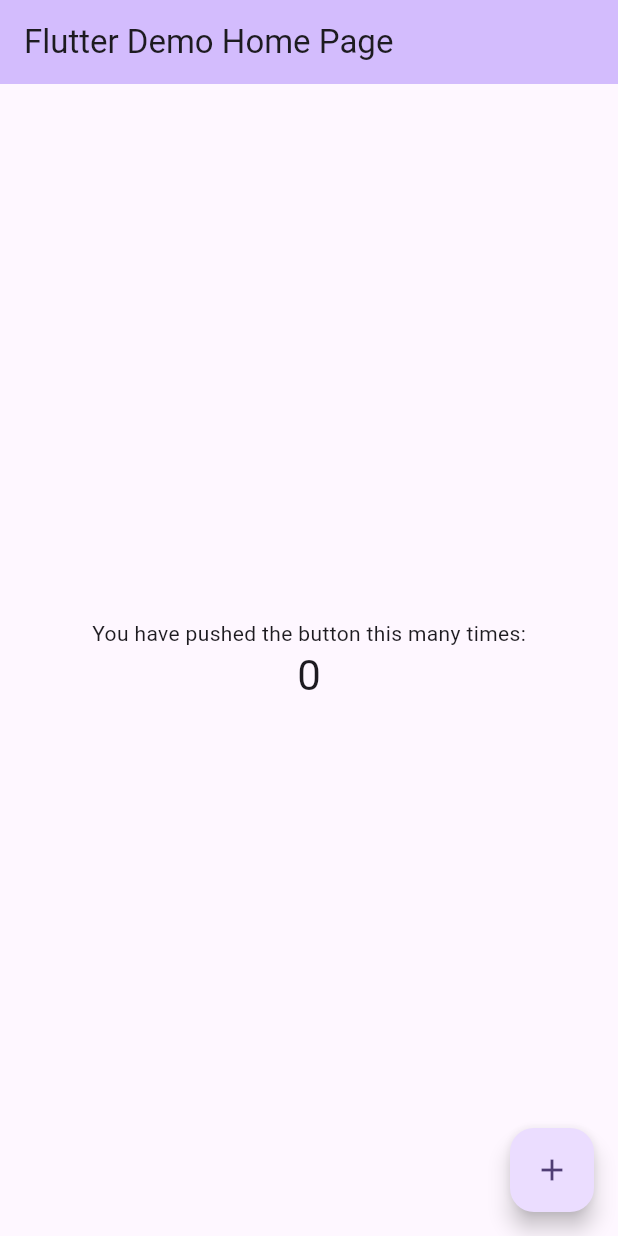
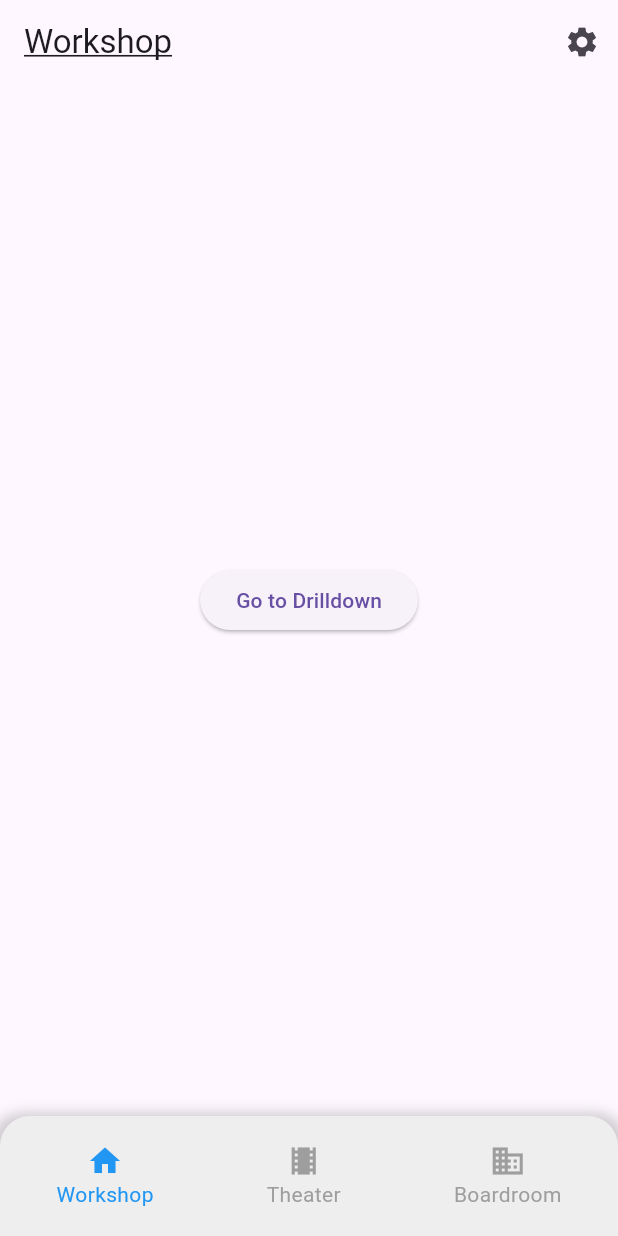
Before and after one commit to anhadarora/Svaha, a Flutter app: the screen it shows after launch, on a phone screen of 412 x 824 dp. Run offline on Flutter 3.47's test engine with Material 3 defaults, Android fonts, the phone set to English and light mode, and no system bars.

Commit message:
feat: Implement multi-stack navigation and breadcrumbs
This commit introduces a multi-stack navigation system with a bottom navigation bar and breadcrumbs.

- Replaced the default counter app with a multi-tab interface.
- Implemented a stateful navigation system that preserves the navigation stack for each tab.
- Added a custom app bar with breadcrumb navigation to show the user's location within the navigation stack.
- Fixed a bug where redundant Navigator.push calls were causing navigation issues.
- Added new screens and widgets to support the new navigation structure.

```diff
--- a/swaha/lib/main.dart
+++ b/swaha/lib/main.dart
@@ -1,4 +1,11 @@
 import 'package:flutter/material.dart';
+import 'package:swaha/screens/boardroom/boardroom_screen.dart';
+import 'package:swaha/screens/drilldown_screen.dart';
+import 'package:swaha/screens/theater/theater_screen.dart';
+import 'package:swaha/screens/user_settings/user_settings_screen.dart';
+import 'package:swaha/screens/workshop/workshop_screen.dart';
+import 'package:swaha/widgets/custom_app_bar.dart';
+import 'package:swaha/widgets/custom_bottom_nav_bar.dart';
 
 void main() {
   runApp(const MyApp());
@@ -7,116 +14,134 @@ void main() {
 class MyApp extends StatelessWidget {
   const MyApp({super.key});
 
-  // This widget is the root of your application.
   @override
   Widget build(BuildContext context) {
     return MaterialApp(
-      title: 'Flutter Demo',
+      title: 'Swaha',
       theme: ThemeData(
-        // This is the theme of your application.
-        //
-        // TRY THIS: Try running your application with "flutter run". You'll see
-        // the application has a purple toolbar. Then, without quitting the app,
-        // try changing the seedColor in the colorScheme below to Colors.green
-        // and then invoke "hot reload" (save your changes or press the "hot
-        // reload" button in a Flutter-supported IDE, or press "r" if you used
-        // the command line to start the app).
-        //
-        // Notice that the counter didn't reset back to zero; the application
-        // state is not lost during the reload. To reset the state, use hot
-        // restart instead.
-        //
-        // This works for code too, not just values: Most code changes can be
-        // tested with just a hot reload.
-        colorScheme: ColorScheme.fromSeed(seedColor: Colors.deepPurple),
+        primarySwatch: Colors.blue,
       ),
-      home: const MyHomePage(title: 'Flutter Demo Home Page'),
+      home: const MainScreen(),
     );
   }
 }
 
-class MyHomePage extends StatefulWidget {
-  const MyHomePage({super.key, required this.title});
-
-  // This widget is the home page of your application. It is stateful, meaning
-  // that it has a State object (defined below) that contains fields that affect
-  // how it looks.
-
-  // This class is the configuration for the state. It holds the values (in this
-  // case the title) provided by the parent (in this case the App widget) and
-  // used by the build method of the State. Fields in a Widget subclass are
-  // always marked "final".
-
-  final String title;
+class MainScreen extends StatefulWidget {
+  const MainScreen({super.key});
 
   @override
-  State<MyHomePage> createState() => _MyHomePageState();
+  _MainScreenState createState() => _MainScreenState();
 }
 
-class _MyHomePageState extends State<MyHomePage> {
-  int _counter = 0;
+class _MainScreenState extends State<MainScreen> {
+  int _selectedIndex = 0;
 
-  void _incrementCounter() {
+  final List<GlobalKey<NavigatorState>> _navigatorKeys = [
+    GlobalKey<NavigatorState>(),
+    GlobalKey<NavigatorState>(),
+    GlobalKey<NavigatorState>(),
+  ];
+
+  final List<List<String>> _navigationStacks = [
+    ['Workshop'],
+    ['Theater'],
+    ['Boardroom'],
+  ];
+
+  void _navigateTo(int index, String screen) {
+    _navigatorKeys[index].currentState!.push(
+      MaterialPageRoute(
+        builder: (context) => DrilldownScreen(parent: _navigationStacks[index].last),
+      ),
+    );
     setState(() {
-      // This call to setState tells the Flutter framework that something has
-      // changed in this State, which causes it to rerun the build method below
-      // so that the display can reflect the updated values. If we changed
-      // _counter without calling setState(), then the build method would not be
-      // called again, and so nothing would appear to happen.
-      _counter++;
+      _navigationStacks[index].add(screen);
     });
+  }
+
+  void _onItemTapped(int index) {
+    setState(() {
+      _selectedIndex = index;
+    });
+  }
+
+  void _onBack() {
+    if (_navigatorKeys[_selectedIndex].currentState!.canPop()) {
+      _navigatorKeys[_selectedIndex].currentState!.pop();
+      setState(() {
+        _navigationStacks[_selectedIndex].removeLast();
+      });
+    }
+  }
+
+  void _onSettings() {
+    Navigator.push(
+      context,
+      MaterialPageRoute(
+        builder: (context) => const UserSettingsScreen(),
+      ),
+    );
+  }
+
+  void _onBreadcrumbTapped(int index) {
+    if (index < _navigationStacks[_selectedIndex].length - 1) {
+      int count = _navigationStacks[_selectedIndex].length - 1 - index;
+      for (int i = 0; i < count; i++) {
+        _navigatorKeys[_selectedIndex].currentState!.pop();
+      }
+      setState(() {
+        _navigationStacks[_selectedIndex]
+            .removeRange(index + 1, _navigationStacks[_selectedIndex].length);
+      });
+    }
+  }
+
+  List<String> _getBreadcrumbs() {
+    return _navigationStacks[_selectedIndex];
   }
 
   @override
   Widget build(BuildContext context) {
-    // This method is rerun every time setState is called, for instance as done
-    // by the _incrementCounter method above.
-    //
-    // The Flutter framework has been optimized to make rerunning build methods
-    // fast, so that you can just rebuild anything that needs updating rather
-    // than having to individually change instances of widgets.
     return Scaffold(
-      appBar: AppBar(
-        // TRY THIS: Try changing the color here to a specific color (to
-        // Colors.amber, perhaps?) and trigger a hot reload to see the AppBar
-        // change color while the other colors stay the same.
-        backgroundColor: Theme.of(context).colorScheme.inversePrimary,
-        // Here we take the value from the MyHomePage object that was created by
-        // the App.build method, and use it to set our appbar title.
-        title: Text(widget.title),
+      appBar: CustomAppBar(
+        breadcrumbs: _getBreadcrumbs(),
+        onBack: _onBack,
+        onSettings: _onSettings,
+        onBreadcrumbTapped: _onBreadcrumbTapped,
       ),
-      body: Center(
-        // Center is a layout widget. It takes a single child and positions it
-        // in the middle of the parent.
-        child: Column(
-          // Column is also a layout widget. It takes a list of children and
-          // arranges them vertically. By default, it sizes itself to fit its
-          // children horizontally, and tries to be as tall as its parent.
-          //
-          // Column has various properties to control how it sizes itself and
-          // how it positions its children. Here we use mainAxisAlignment to
-          // center the children vertically; the main axis here is the vertical
-          // axis because Columns are vertical (the cross axis would be
-          // horizontal).
-          //
-          // TRY THIS: Invoke "debug painting" (choose the "Toggle Debug Paint"
-          // action in the IDE, or press "p" in the console), to see the
-          // wireframe for each widget.
-          mainAxisAlignment: MainAxisAlignment.center,
-          children: <Widget>[
-            const Text('You have pushed the button this many times:'),
-            Text(
-              '$_counter',
-              style: Theme.of(context).textTheme.headlineMedium,
-            ),
-          ],
-        ),
+      body: IndexedStack(
+        index: _selectedIndex,
+        children: [
+          Navigator(
+            key: _navigatorKeys[0],
+            onGenerateRoute: (routeSettings) {
+              return MaterialPageRoute(
+                builder: (context) => WorkshopScreen(onNavigate: (screen) => _navigateTo(0, screen)),
+              );
+            },
+          ),
+          Navigator(
+            key: _navigatorKeys[1],
+            onGenerateRoute: (routeSettings) {
+              return MaterialPageRoute(
+                builder: (context) => TheaterScreen(onNavigate: (screen) => _navigateTo(1, screen)),
+              );
+            },
+          ),
+          Navigator(
+            key: _navigatorKeys[2],
+            onGenerateRoute: (routeSettings) {
+              return MaterialPageRoute(
+                builder: (context) => BoardroomScreen(onNavigate: (screen) => _navigateTo(2, screen)),
+              );
+            },
+          ),
+        ],
       ),
-      floatingActionButton: FloatingActionButton(
-        onPressed: _incrementCounter,
-        tooltip: 'Increment',
-        child: const Icon(Icons.add),
-      ), // This trailing comma makes auto-formatting nicer for build methods.
+      bottomNavigationBar: CustomBottomNavBar(
+        selectedIndex: _selectedIndex,
+        onItemTapped: _onItemTapped,
+      ),
     );
   }
 }
--- /dev/null
+++ b/swaha/lib/screens/workshop/workshop_screen.dart
@@ -0,0 +1,21 @@
+import 'package:flutter/material.dart';
+
+class WorkshopScreen extends StatelessWidget {
+  final Function(String) onNavigate;
+
+  const WorkshopScreen({super.key, required this.onNavigate});
+
+  @override
+  Widget build(BuildContext context) {
+    return Scaffold(
+      body: Center(
+        child: ElevatedButton(
+          onPressed: () {
+            onNavigate('Drilldown');
+          },
+          child: const Text('Go to Drilldown'),
+        ),
+      ),
+    );
+  }
+}
--- /dev/null
+++ b/swaha/lib/widgets/custom_app_bar.dart
@@ -0,0 +1,63 @@
+
+import 'package:flutter/material.dart';
+
+class CustomAppBar extends StatelessWidget implements PreferredSizeWidget {
+  final List<String> breadcrumbs;
+  final VoidCallback onBack;
+  final VoidCallback onSettings;
+  final Function(int) onBreadcrumbTapped;
+
+  const CustomAppBar({
+    super.key,
+    required this.breadcrumbs,
+    required this.onBack,
+    required this.onSettings,
+    required this.onBreadcrumbTapped,
+  });
+
+  @override
+  Widget build(BuildContext context) {
+    return AppBar(
+      leading: breadcrumbs.length > 1
+          ? IconButton(
+              icon: const Icon(Icons.arrow_back),
+              onPressed: onBack,
+            )
+          : null,
+      title: _buildBreadcrumbs(),
+      actions: [
+        IconButton(
+          icon: const Icon(Icons.settings),
+          onPressed: onSettings,
+        ),
+      ],
+    );
+  }
+
+  Widget _buildBreadcrumbs() {
+    return Row(
+      children: breadcrumbs.asMap().entries.map((entry) {
+        int idx = entry.key;
+        String crumb = entry.value;
+        return Row(
+          children: [
+            InkWell(
+              onTap: () => onBreadcrumbTapped(idx),
+              child: Text(
+                crumb,
+                style: const TextStyle(
+                  decoration: TextDecoration.underline,
+                ),
+              ),
+            ),
+            if (crumb != breadcrumbs.last)
+              const Icon(Icons.chevron_right),
+          ],
+        );
+      }).toList(),
+    );
+  }
+
+  @override
+  Size get preferredSize => const Size.fromHeight(kToolbarHeight);
+}
--- /dev/null
+++ b/swaha/lib/widgets/custom_bottom_nav_bar.dart
@@ -0,0 +1,64 @@
+
+import 'package:flutter/material.dart';
+
+class CustomBottomNavBar extends StatelessWidget {
+  final int selectedIndex;
+  final Function(int) onItemTapped;
+
+  const CustomBottomNavBar({
+    super.key,
+    required this.selectedIndex,
+    required this.onItemTapped,
+  });
+
+  @override
+  Widget build(BuildContext context) {
+    return Container(
+      height: 80,
+      decoration: BoxDecoration(
+        color: Colors.grey[200],
+        borderRadius: const BorderRadius.only(
+          topLeft: Radius.circular(20),
+          topRight: Radius.circular(20),
+        ),
+        boxShadow: [
+          BoxShadow(
+            color: Colors.grey.withOpacity(0.5),
+            spreadRadius: 5,
+            blurRadius: 7,
+            offset: const Offset(0, 3), // changes position of shadow
+          ),
+        ],
+      ),
+      child: Row(
+        mainAxisAlignment: MainAxisAlignment.spaceAround,
+        children: [
+          _buildNavItem(Icons.home, 'Workshop', 0),
+          _buildNavItem(Icons.theaters, 'Theater', 1),
+          _buildNavItem(Icons.business, 'Boardroom', 2),
+        ],
+      ),
+    );
+  }
+
+  Widget _buildNavItem(IconData icon, String label, int index) {
+    return GestureDetector(
+      onTap: () => onItemTapped(index),
+      child: Column(
+        mainAxisAlignment: MainAxisAlignment.center,
+        children: [
+          Icon(
+            icon,
+            color: selectedIndex == index ? Colors.blue : Colors.grey,
+          ),
+          Text(
+            label,
+            style: TextStyle(
+              color: selectedIndex == index ? Colors.blue : Colors.grey,
+            ),
+          ),
+        ],
+      ),
+    );
+  }
+}
```
Also changed, not shown: swaha/lib/screens/boardroom/boardroom_screen.dart (added, +22 -0 lines), swaha/lib/screens/drilldown_screen.dart (added, +17 -0 lines), swaha/lib/screens/theater/theater_screen.dart (added, +22 -0 lines), swaha/lib/screens/user_settings/user_settings_screen.dart (added, +18 -0 lines), 2 other files.
